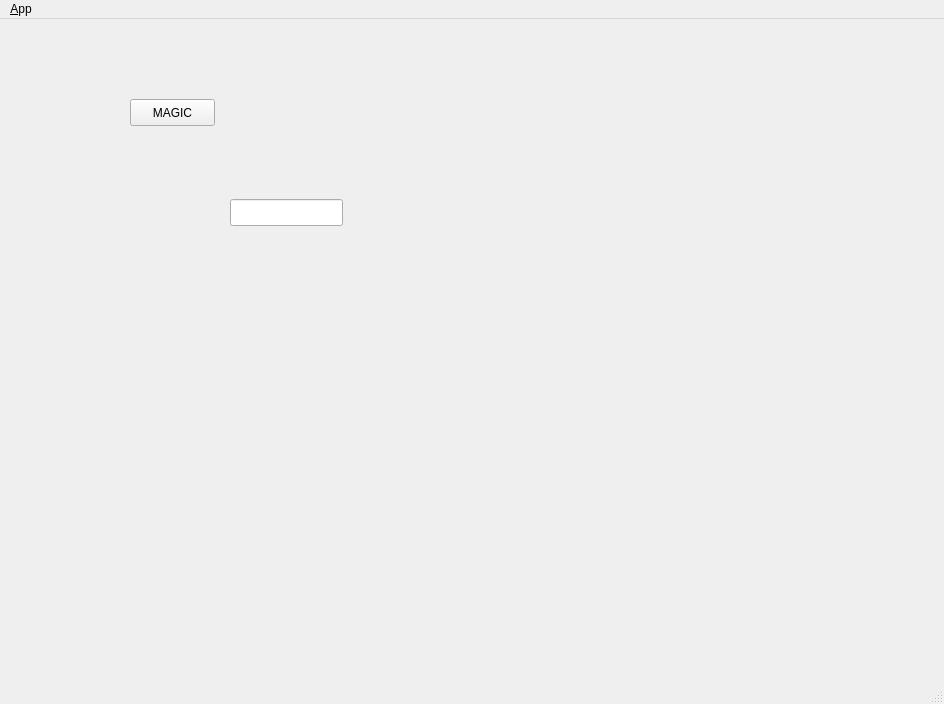
First picture: the form in qtworkspace/qdude/ui/main_window.ui, repository trevorfalls/NASGR, before the edit.
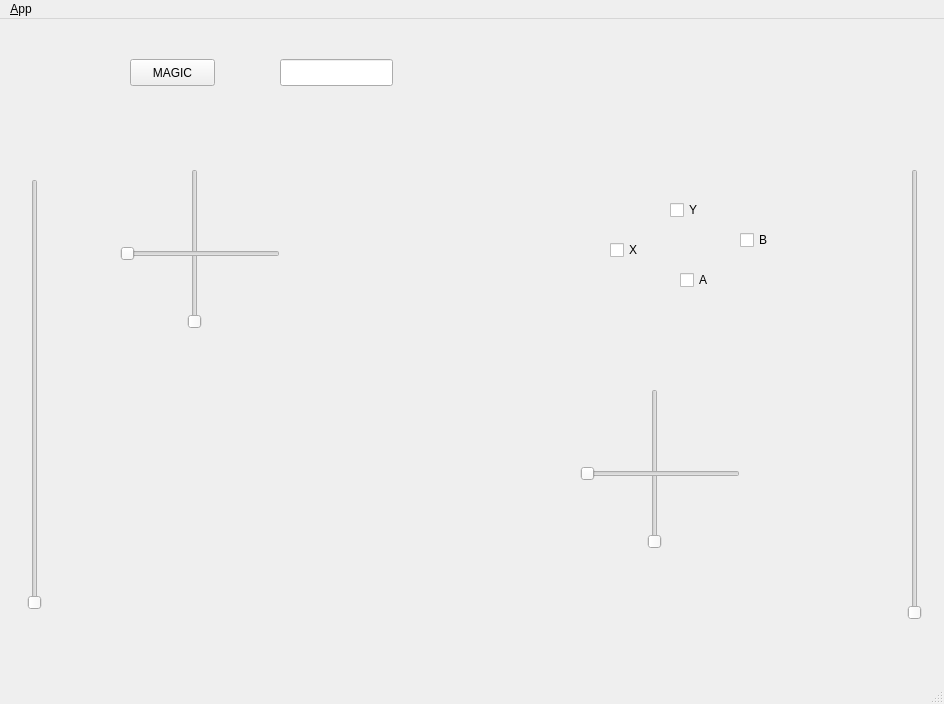
Second picture: the form after the edit. Icons and pictures are not drawn.

Commit message: Xbox Control display

Patch:
```diff
--- a/qtworkspace/qdude/ui/main_window.ui
+++ b/qtworkspace/qdude/ui/main_window.ui
@@ -25,7 +25,7 @@
     <property name="geometry">
      <rect>
       <x>130</x>
-      <y>80</y>
+      <y>40</y>
       <width>85</width>
       <height>27</height>
      </rect>
@@ -40,13 +40,143 @@
    <widget class="QLineEdit" name="lineEdit">
     <property name="geometry">
      <rect>
-      <x>230</x>
-      <y>180</y>
+      <x>280</x>
+      <y>40</y>
       <width>113</width>
       <height>27</height>
      </rect>
     </property>
    </widget>
+   <widget class="QCheckBox" name="checkA">
+    <property name="geometry">
+     <rect>
+      <x>680</x>
+      <y>250</y>
+      <width>97</width>
+      <height>22</height>
+     </rect>
+    </property>
+    <property name="text">
+     <string>A</string>
+    </property>
+   </widget>
+   <widget class="QCheckBox" name="checkX">
+    <property name="geometry">
+     <rect>
+      <x>610</x>
+      <y>220</y>
+      <width>97</width>
+      <height>22</height>
+     </rect>
+    </property>
+    <property name="text">
+     <string>X</string>
+    </property>
+   </widget>
+   <widget class="QCheckBox" name="checkY">
+    <property name="geometry">
+     <rect>
+      <x>670</x>
+      <y>180</y>
+      <width>97</width>
+      <height>22</height>
+     </rect>
+    </property>
+    <property name="text">
+     <string>Y</string>
+    </property>
+   </widget>
+   <widget class="QCheckBox" name="checkB">
+    <property name="geometry">
+     <rect>
+      <x>740</x>
+      <y>210</y>
+      <width>97</width>
+      <height>22</height>
+     </rect>
+    </property>
+    <property name="text">
+     <string>B</string>
+    </property>
+   </widget>
+   <widget class="QSlider" name="leftTrigger">
+    <property name="geometry">
+     <rect>
+      <x>20</x>
+      <y>160</y>
+      <width>29</width>
+      <height>431</height>
+     </rect>
+    </property>
+    <property name="orientation">
+     <enum>Qt::Vertical</enum>
+    </property>
+   </widget>
+   <widget class="QSlider" name="rightTrigger">
+    <property name="geometry">
+     <rect>
+      <x>900</x>
+      <y>150</y>
+      <width>29</width>
+      <height>451</height>
+     </rect>
+    </property>
+    <property name="orientation">
+     <enum>Qt::Vertical</enum>
+    </property>
+   </widget>
+   <widget class="QSlider" name="leftControlV">
+    <property name="geometry">
+     <rect>
+      <x>180</x>
+      <y>150</y>
+      <width>29</width>
+      <height>160</height>
+     </rect>
+    </property>
+    <property name="orientation">
+     <enum>Qt::Vertical</enum>
+    </property>
+   </widget>
+   <widget class="QSlider" name="leftControlH">
+    <property name="geometry">
+     <rect>
+      <x>120</x>
+      <y>220</y>
+      <width>160</width>
+      <height>29</height>
+     </rect>
+    </property>
+    <property name="orientation">
+     <enum>Qt::Horizontal</enum>
+    </property>
+   </widget>
+   <widget class="QSlider" name="rightControlV">
+    <property name="geometry">
+     <rect>
+      <x>640</x>
+      <y>370</y>
+      <width>29</width>
+      <height>160</height>
+     </rect>
+    </property>
+    <property name="orientation">
+     <enum>Qt::Vertical</enum>
+    </property>
+   </widget>
+   <widget class="QSlider" name="rightControlH">
+    <property name="geometry">
+     <rect>
+      <x>580</x>
+      <y>440</y>
+      <width>160</width>
+      <height>29</height>
+     </rect>
+    </property>
+    <property name="orientation">
+     <enum>Qt::Horizontal</enum>
+    </property>
+   </widget>
   </widget>
   <widget class="QMenuBar" name="menubar">
    <property name="geometry">
```
The commit also changes 4 other files.
